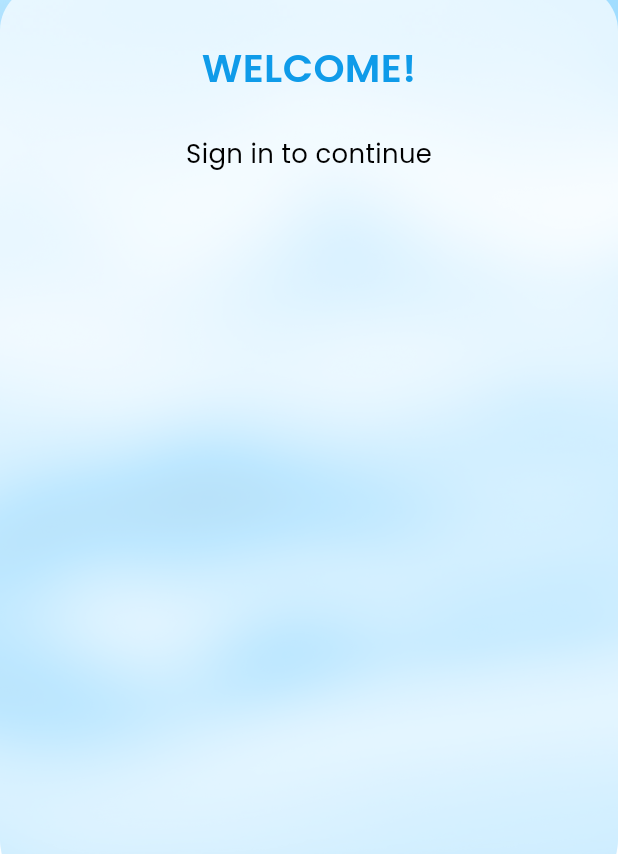
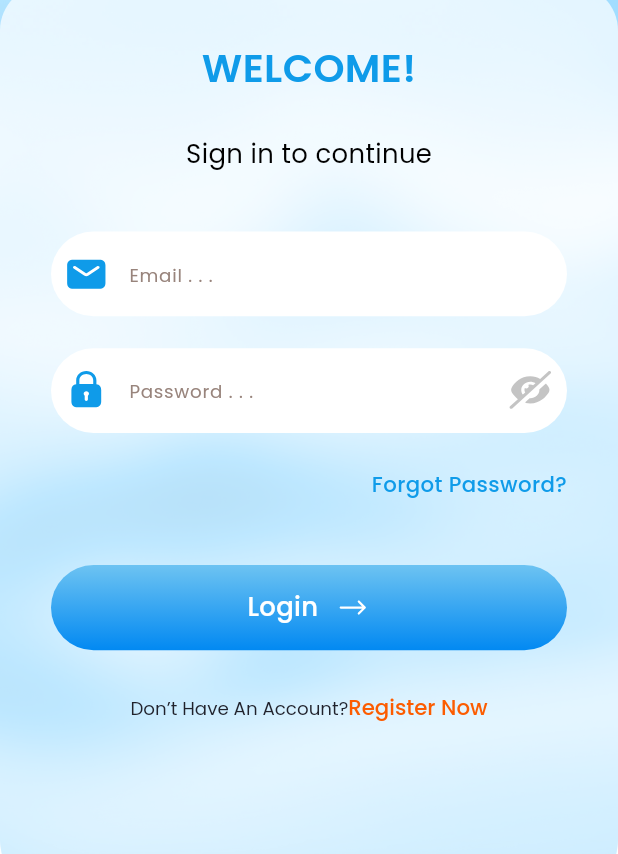
Before and after one commit to fahimmehemmod2005/Map, a Flutter app: the screen it shows after launch, on a phone screen of 412 x 824 dp, the part 382-1236 px from its top. Run offline on Flutter 3.47's test engine with Material 3 defaults, Android fonts, the phone set to English and light mode, and no system bars; our stand-ins replace flutter_screenutil, flutter_svg, get, google_fonts.

Commit message:
almost login_view.dart

```diff
--- a/lib/app/modules/login/views/login_view.dart
+++ b/lib/app/modules/login/views/login_view.dart
@@ -1,34 +1,33 @@
 import 'package:flutter/material.dart';
 import 'package:flutter_screenutil/flutter_screenutil.dart';
-
+import 'package:flutter_svg/svg.dart';
 import 'package:get/get.dart';
-import 'package:map/common/custom_padding/padding.dart';
-import 'package:map/common/custom_scaffold/scaffold.dart';
-import 'package:map/common/widget/Custom_Container_Bar.dart';
-import 'package:map/utils/pictures/icons/icons.dart';
-import 'package:map/utils/styles/styles.dart';
-import 'package:map/utils/text/text.dart';
-
+import 'package:map/app/modules/login/views/widget/custom_elevated_button.dart';
+import 'package:map/common/widget/custom_richtext.dart';
+import 'package:map/common/widget/custom_textfield.dart';
+import '../../../../common/custom_scaffold/scaffold.dart';
+import '../../../../common/widget/custom_container_bar.dart';
+import '../../../../utils/pictures/icons/icons.dart';
+import '../../../../utils/styles/styles.dart';
+import '../../../../utils/text/text.dart';
 import '../controllers/login_controller.dart';
 
 class LoginView extends GetView<LoginController> {
   const LoginView({super.key});
+
   @override
   Widget build(BuildContext context) {
     return Scaffold(
-
       body: CustomScaffold(
         child: Column(
           children: [
-
             SizedBox(height: 127.h),
 
             //______________App Logo____________________
 
             Image.asset(
-              UIcons.loginAppLogo,
-              height: 71.h,
-              width: 253.w,
+                UIcons.loginAppLogo,
+                height: 71.h, width: 253.w
             ),
 
             SizedBox(height: 43.h),
@@ -40,20 +39,94 @@ class LoginView extends GetView<LoginController> {
                 padding: EdgeInsets.symmetric(horizontal: 34),
                 child: Column(
                   children: [
-
                     SizedBox(height: 36.h),
 
                     //__________________Login Title__________________
 
-                    Text(UText.loginTitle,
-                      style: UTextStyles.title25_600w(color: Color(0xff0F9BE9)),),
+                    Text(
+                      UText.loginTitle,
+                      style: UTextStyles.title25_600w(color: Color(0xff0F9BE9)),
+                    ),
 
                     SizedBox(height: 26.h),
 
                     //__________________Login SubTitle__________________
 
-                    Text(UText.loginSubTitle,
-                      style: UTextStyles.title17_400w(color: Color(0xff000000)),),
+                    Text(
+                      UText.loginSubTitle,
+                      style: UTextStyles.title17_400w(color: Color(0xff000000)),
+                    ),
+
+                    SizedBox(height: 38.h),
+
+                    //___________________Email Input Field________________
+
+                    CustomTextFormField(
+                      hintText: UText.loginEmailFieldHintText,
+                      hintStyle: UTextStyles.title12_400w(
+                        color: Color(0xff98847C),
+                      ),
+                      prefixIcon: Padding(
+                        padding: const EdgeInsets.all(6.5),
+                        child: SvgPicture.asset(UIcons.loginEmailFieldEmailIcon),
+                      ),
+                    ),
+
+                    SizedBox(height: 21.h),
+
+                    //___________________Password Input Field________________
+
+                    CustomTextFormField(
+                      obscureText: true,
+                      hintText: UText.loginPassFieldHintText,
+                      hintStyle: UTextStyles.title12_400w(
+                        color: Color(0xff98847C),
+                      ),
+                      prefixIcon: Padding(
+                        padding: const EdgeInsets.all(6.5),
+                        child: SvgPicture.asset(UIcons.loginPasswordFieldLockIcon),
+                      ),
+                      suffixIcon: Padding(
+                        padding: const EdgeInsets.all(6.5),
+                        child: SvgPicture.asset(UIcons.loginPasswordFieldVisibilityOffIcon),
+                      ),
+                    ),
+
+                    SizedBox(height: 24.h),
+
+                    //___________________Forgot Button__________________
+
+                    Align(
+                      alignment: AlignmentGeometry.centerRight,
+                      child: GestureDetector(
+                        onTap: (){},
+                        child: Text(UText.loginForgotButtonText,
+                        style: UTextStyles.title14_500w(color: Color(0xff0F9BE9)),
+                        ),
+                      ),
+                    ),
+
+                    SizedBox(height: 43.h),
+
+                    //_______________Login Elevated button____________________
+
+                    CustomElevatedButton(
+                      onPressed: (){},
+                      text: UText.loginButtonText,
+                      textStyle: UTextStyles.title17_500w(color: Colors.white),
+                      icon: SvgPicture.asset(UIcons.loginButtonRightArrowIcon),
+                    ),
+
+                    SizedBox(height: 27.h),
+
+                    //_______________Custom Rich Text____________________
+
+                    CustomRichText(
+                        textOne: UText.loginRichFirstText,
+                        textOneStyle: UTextStyles.title12_400w(color: Color(0xff20222C)),
+                        textTwo: UText.loginRichSecondText,
+                      textTwoStyle: UTextStyles.title14_500w(color: Color(0xffFC5C00)),
+                    ),
                   ],
                 ),
               ),
--- /dev/null
+++ b/lib/app/modules/login/views/widget/custom_elevated_button.dart
@@ -0,0 +1,66 @@
+import 'package:flutter/material.dart';
+import 'package:flutter_screenutil/flutter_screenutil.dart';
+
+class CustomElevatedButton extends StatelessWidget {
+  final String text;
+  final VoidCallback onPressed;
+  final double height;
+  final double width;
+  final double borderRadius;
+  final TextStyle? textStyle;
+  final Widget? icon;
+  final List<Color>? gradientColors;
+
+  const CustomElevatedButton({
+    Key? key,
+    required this.text,
+    required this.onPressed,
+    this.height = 56.0,
+    this.width = double.infinity,
+    this.borderRadius = 30.0,
+    this.textStyle,
+    this.icon,
+    this.gradientColors,
+  }) : super(key: key);
+
+  @override
+  Widget build(BuildContext context) {
+    return Container(
+      height: height.h,
+      width: width != double.infinity ? width.w : width,
+      decoration: BoxDecoration(
+        gradient: LinearGradient(
+          colors: gradientColors ??
+              [
+                const Color(0xff6DC3F2),
+                const Color(0xff0289F2),
+              ],
+          begin: Alignment.topCenter,
+          end: Alignment.bottomCenter,
+        ),
+        borderRadius: BorderRadius.circular(borderRadius.r),
+      ),
+      child: Material(
+        color: Colors.transparent,
+        child: InkWell(
+          onTap: onPressed,
+          borderRadius: BorderRadius.circular(borderRadius.r),
+          child: Center(
+            child: Row(
+              mainAxisAlignment: MainAxisAlignment.center,
+              children: [
+                Text(
+                  text, style: textStyle,
+                ),
+                if (icon != null) ...[
+                  SizedBox(width: 10.w),
+                  icon!,
+                ],
+              ],
+            ),
+          ),
+        ),
+      ),
+    );
+  }
+}
--- /dev/null
+++ b/lib/common/widget/custom_richtext.dart
@@ -0,0 +1,42 @@
+import 'package:flutter/gestures.dart';
+import 'package:flutter/material.dart';
+
+class CustomRichText extends StatelessWidget {
+  final String textOne;
+  final String textTwo;
+  final TextStyle? textOneStyle;
+  final TextStyle? textTwoStyle;
+  final VoidCallback? onTap;
+  final TextAlign textAlign;
+
+  const CustomRichText({
+    super.key,
+    required this.textOne,
+    required this.textTwo,
+    this.textOneStyle,
+    this.textTwoStyle,
+    this.onTap,
+    this.textAlign = TextAlign.center,
+  });
+
+  @override
+  Widget build(BuildContext context) {
+    return RichText(
+
+      textAlign: textAlign,
+      text: TextSpan(
+        children: [
+          TextSpan(
+            text: textOne,
+            style: textOneStyle,
+          ),
+          TextSpan(
+            text: textTwo,
+            style: textTwoStyle,
+            recognizer: TapGestureRecognizer()..onTap = onTap,
+          ),
+        ],
+      ),
+    );
+  }
+}
--- /dev/null
+++ b/lib/common/widget/custom_textfield.dart
@@ -0,0 +1,108 @@
+import 'package:flutter/material.dart';
+import 'package:flutter_screenutil/flutter_screenutil.dart';
+import 'package:flutter_svg/svg.dart';
+
+class CustomTextFormField extends StatelessWidget {
+  // Required / commonly used parameters
+  final String? hintText;
+  final Widget? prefixIcon;
+  final Widget? suffixIcon;
+
+  // Optional callbacks
+  final ValueChanged<String>? onChanged;
+  final FormFieldValidator<String>? validator;
+  final ValueChanged<String>? onFieldSubmitted;
+  final VoidCallback? onTap;
+  final GestureTapCallback? onSuffixIconTap;
+
+  // Controllers & initial value
+  final TextEditingController? controller;
+  final String? initialValue;
+
+  // Styling
+  final TextStyle? hintStyle;
+  final double borderRadius;
+  final Color fillColor;
+  final Color focusedBorderColor;
+  final double focusedBorderWidth;
+
+  // Behavior
+  final bool obscureText;
+  final bool readOnly;
+  final bool enabled;
+  final TextInputType? keyboardType;
+  final TextInputAction? textInputAction;
+  final int? maxLines;
+  final int? maxLength;
+  final FocusNode? focusNode;
+  final EdgeInsetsGeometry? contentPadding;
+
+  const CustomTextFormField({
+    super.key,
+    this.hintText,
+    this.prefixIcon,
+    this.suffixIcon,
+    this.onChanged,
+    this.validator,
+    this.onFieldSubmitted,
+    this.onTap,
+    this.onSuffixIconTap,
+    this.controller,
+    this.initialValue,
+    this.hintStyle,
+    this.borderRadius = 60.0,           // default value
+    this.fillColor = Colors.white,
+    this.focusedBorderColor = Colors.blue,
+    this.focusedBorderWidth = 3.0,
+    this.obscureText = false,
+    this.readOnly = false,
+    this.enabled = true,
+    this.keyboardType,
+    this.textInputAction,
+    this.maxLines = 1,
+    this.maxLength,
+    this.focusNode,
+    this.contentPadding,
+  });
+
+  @override
+  Widget build(BuildContext context) {
+    return TextFormField(
+      controller: controller,
+      initialValue: initialValue,
+      focusNode: focusNode,
+      obscureText: obscureText,
+      readOnly: readOnly,
+      enabled: enabled,
+      keyboardType: keyboardType,
+      textInputAction: textInputAction,
+      maxLines: maxLines,
+      maxLength: maxLength,
+      onChanged: onChanged,
+      onFieldSubmitted: onFieldSubmitted,
+      onTap: onTap,
+      validator: validator,
+      decoration: InputDecoration(
+        hintText: hintText,
+        hintStyle: hintStyle,
+        prefixIcon: prefixIcon,
+        suffixIcon: suffixIcon,
+        filled: true,
+        fillColor: fillColor,
+        contentPadding: contentPadding ??
+            EdgeInsets.symmetric(vertical: 16.h, horizontal: 16.w),
+        enabledBorder: OutlineInputBorder(
+          borderSide: const BorderSide(color: Colors.transparent),
+          borderRadius: BorderRadius.circular(borderRadius.r),
+        ),
+        focusedBorder: OutlineInputBorder(
+          borderSide: BorderSide(
+            color: focusedBorderColor,
+            width: focusedBorderWidth.w,
+          ),
+          borderRadius: BorderRadius.circular(borderRadius.r),
+        ),
+      ),
+    );
+  }
+}
--- a/pubspec.yaml
+++ b/pubspec.yaml
@@ -36,8 +36,8 @@ dependencies:
   cupertino_icons: ^1.0.8
   get: ^4.7.3
   google_fonts: ^6.3.2
+  flutter_screenutil: ^5.9.3
   flutter_svg: ^2.2.3
-  flutter_screenutil: ^5.9.3
 
 dev_dependencies:
   flutter_test:
```
Also changed, not shown: lib/utils/styles/styles.dart (+5 -5 lines), lib/common/widget/custom_container_bar.dart (renamed from lib/common/widget/Custom_Container_Bar.dart).
